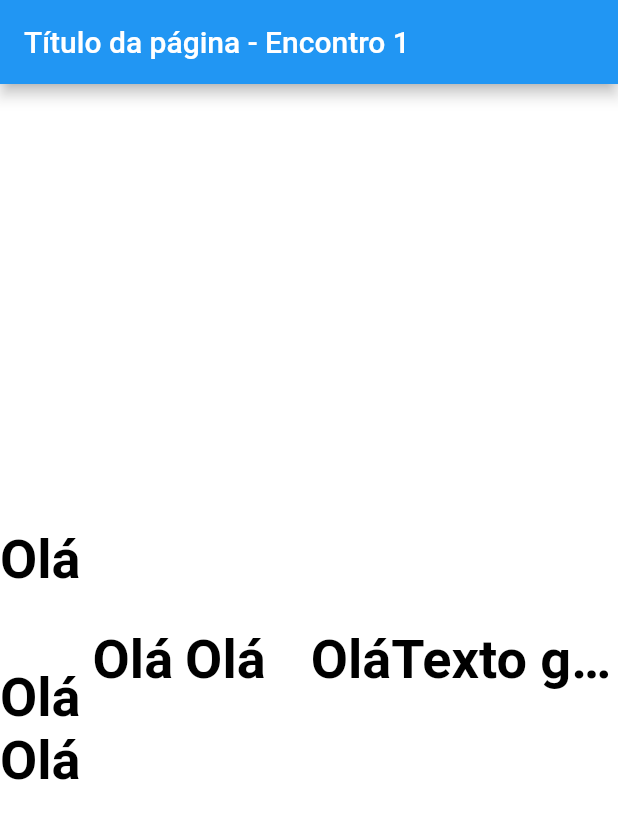
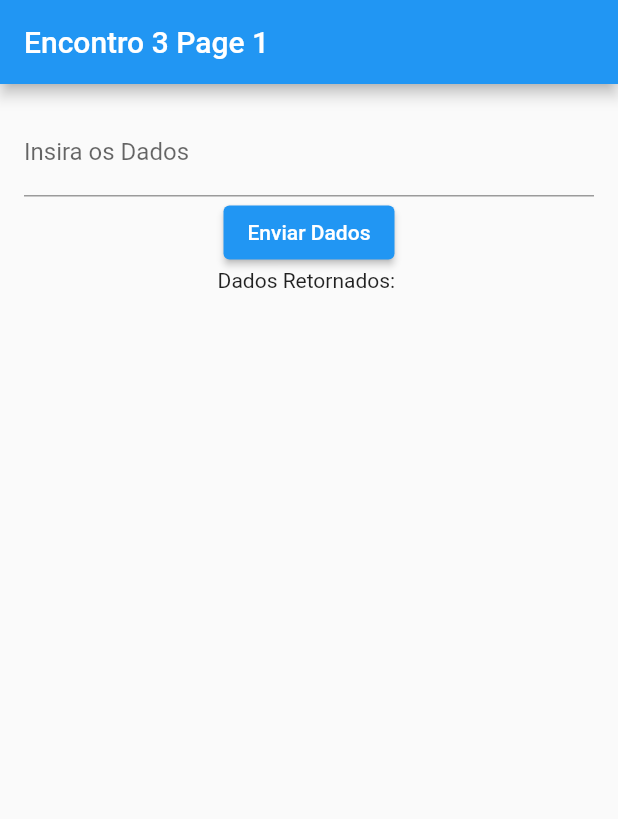
Before and after one commit to cpelegrin/Desenvolvimento_Mobile_ao_vivo, a Flutter app: the screen it shows after launch, on a phone screen of 412 x 824 dp. Shown: the top 819 px of the screen. Run offline on Flutter 3.47's test engine with Material 2 defaults, Android fonts, the phone set to English and light mode, and no system bars; our stand-ins replace brasil_fields.

Commit message:
Encontro 3

```diff
--- /dev/null
+++ b/encontros_ao_vivo/lib/encontro3_page1.dart
@@ -0,0 +1,123 @@
+import 'package:brasil_fields/brasil_fields.dart';
+import 'package:encontros_ao_vivo/encontro3_page2.dart';
+import 'package:flutter/material.dart';
+import 'package:flutter/services.dart';
+
+class E3Page1 extends StatefulWidget {
+  @override
+  _E3Page1State createState() => _E3Page1State();
+}
+
+class _E3Page1State extends State<E3Page1> {
+  final _formKey = GlobalKey<FormState>();
+
+  final _tText = TextEditingController();
+  final _tCPF = TextEditingController();
+
+  final _fCPF = FocusNode();
+
+  String dados = "";
+
+  static const List<String> _kOptions = <String>[
+    'Carlos',
+    'Eduardo',
+    'Simões',
+    'Pelegrin',
+  ];
+
+  @override
+  Widget build(BuildContext context) {
+    return Scaffold(
+      appBar: AppBar(
+        title: Text("Encontro 3 Page 1"),
+      ),
+      body: Padding(
+        padding: const EdgeInsets.all(16.0),
+        child: Container(
+          child: Form(
+            key: _formKey,
+            child: Column(
+              children: [
+                TextFormField(
+                  decoration: const InputDecoration(
+                    labelText: 'Insira os Dados',
+                  ),
+                  validator: (value) {
+                    // validação manual
+                    if (value!.isEmpty) {
+                      return ("Insira Dados");
+                    }
+                  },
+                  controller: _tText,
+                  // textInputAction: TextInputAction.next,
+                  onFieldSubmitted: (_) {
+                    enviarDados();
+                    // FocusScope.of(context).requestFocus(_fCPF);
+                  },
+                ),
+                // TextFormField(
+                //   decoration: const InputDecoration(
+                //     icon: Icon(Icons.credit_card),
+                //     labelText: 'CPF *',
+                //   ),
+                //   validator: (value) {
+                //     if (!CPFValidator.isValid(value)) {
+                //       return ("O CPF digitado possui erro");
+                //     }
+                //   },
+                //   controller: _tCPF,
+                //   focusNode: _fCPF,
+                //   keyboardType: TextInputType.number,
+                //   textInputAction: TextInputAction.done,
+                //   onFieldSubmitted: (_) {
+                //     enviarDados();
+                //   },
+                //   inputFormatters: [
+                //     FilteringTextInputFormatter.digitsOnly,
+                //     CpfInputFormatter(),
+                //   ],
+                // ),
+                ElevatedButton(
+                    onPressed: () {
+                      if (_formKey.currentState!.validate()) enviarDados();
+                    },
+                    child: Text("Enviar Dados")),
+                Text("Dados Retornados: $dados"),
+                // SizedBox(height: 16),
+                // Autocomplete<String>(
+                //   optionsBuilder: (TextEditingValue textEditingValue) {
+                //     if (textEditingValue.text == '') {
+                //       return const Iterable<String>.empty();
+                //     }
+                //     return _kOptions.where((String option) {
+                //       return option
+                //           .contains(textEditingValue.text.toLowerCase());
+                //     });
+                //   },
+                //   onSelected: (String selection) {
+                //     print('Seleção:  $selection');
+                //   },
+                // ),
+              ],
+            ),
+          ),
+        ),
+      ),
+    );
+  }
+
+  enviarDados() async {
+    final result = await Navigator.push(
+      context,
+      MaterialPageRoute(
+        builder: (context) {
+          return E3Page2(_tText.text);
+        },
+      ),
+    );
+
+    setState(() {
+      dados = result ?? "";
+    });
+  }
+}
--- /dev/null
+++ b/encontros_ao_vivo/lib/encontro3_page2.dart
@@ -0,0 +1,28 @@
+import 'package:flutter/material.dart';
+
+class E3Page2 extends StatelessWidget {
+  E3Page2(this.dados);
+
+  String? dados;
+
+  @override
+  Widget build(BuildContext context) {
+    return Scaffold(
+      appBar: AppBar(
+        title: Text("Encontro 3 Page 2"),
+      ),
+      body: Container(
+        child: Center(
+          child: Column(
+            children: [
+              Text("Dados enviados: $dados"),
+              ElevatedButton(
+                  onPressed: () => Navigator.pop(context, "retorno de dados"),
+                  child: Text("Retornar dados e fechar a tela"))
+            ],
+          ),
+        ),
+      ),
+    );
+  }
+}
--- a/encontros_ao_vivo/lib/main.dart
+++ b/encontros_ao_vivo/lib/main.dart
@@ -1,3 +1,4 @@
+import 'package:encontros_ao_vivo/encontro3_page1.dart';
 import 'package:flutter/material.dart';
 
 import 'encontro1_page.dart';
@@ -17,7 +18,7 @@ class MyApp extends StatelessWidget {
         primarySwatch: Colors.blue,
       ),
       // home: Text("Olá"), //Incluindo Text sem widget de layout.
-      home: Encontro1Page(),
+      home: E3Page1(),
     );
   }
 }
--- a/encontros_ao_vivo/pubspec.yaml
+++ b/encontros_ao_vivo/pubspec.yaml
@@ -23,7 +23,7 @@ environment:
 dependencies:
   flutter:
     sdk: flutter
-
+  brasil_fields: ^1.1.4
 
   # The following adds the Cupertino Icons font to your application.
   # Use with the CupertinoIcons class for iOS style icons.
```
Also changed, not shown: encontros_ao_vivo/pubspec.lock.
